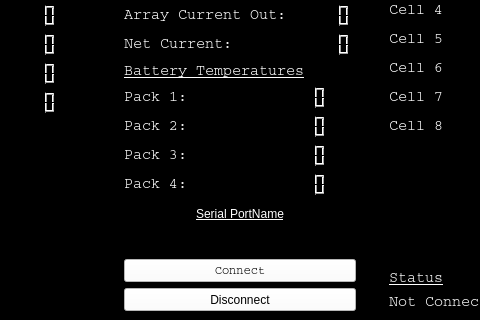
Before: the Qt Designer form SolarCarTestUI.ui in UCSolarCarTeam/Delta-Desktop-Client-Telemetry, drawn with Qt 5; both pictures show x 168 to 648 and y 206 to 526 of the 900 by 526 pixel window.
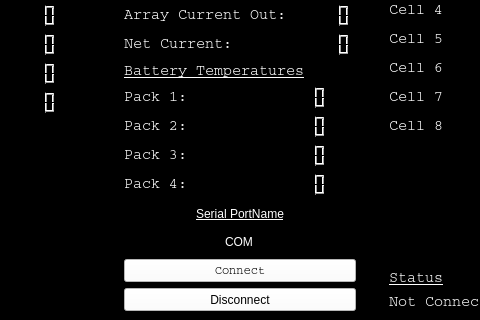
After: the same form once the commit is applied. Icons and pictures are not drawn.

Commit message: added defulat text in serilaportnamebox

The edit to the form file:
```diff
--- a/SolarCarTestUI.ui
+++ b/SolarCarTestUI.ui
@@ -619,6 +619,9 @@
              <string notr="true">font: 8pt &quot;Courier&quot;;
 </string>
             </property>
+            <property name="text">
+             <string>COM</string>
+            </property>
             <property name="alignment">
              <set>Qt::AlignCenter</set>
             </property>
```
